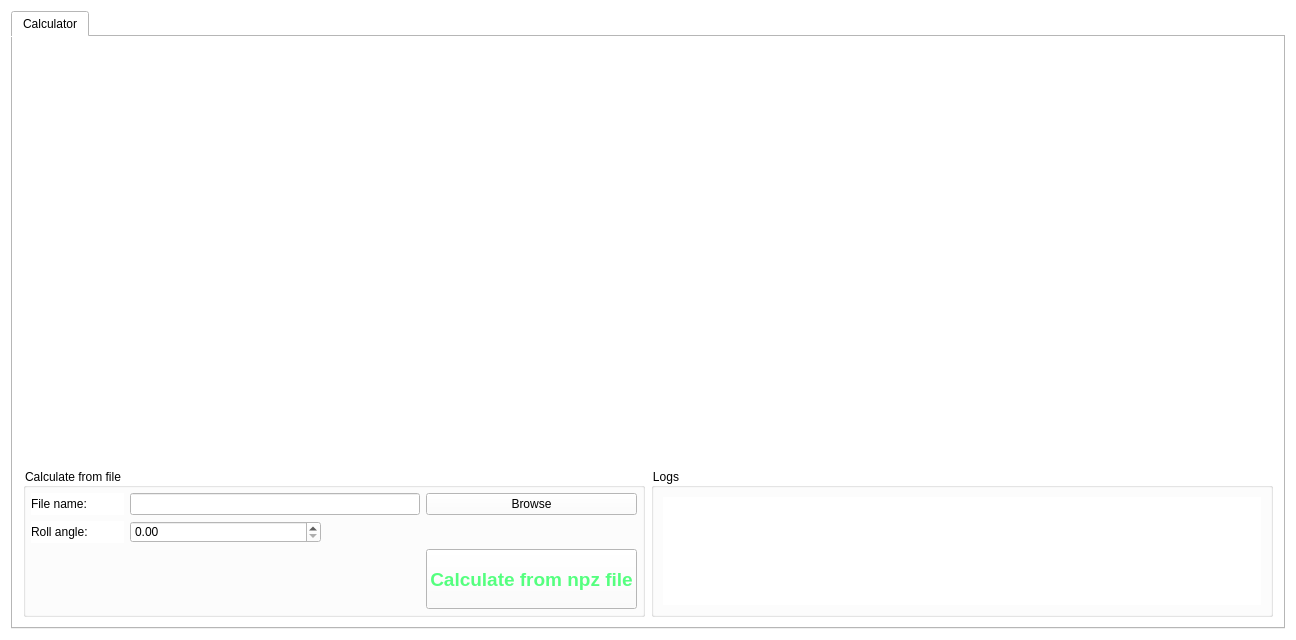
sergey-tomin/pyhirex, file gui/UICalculator.ui: the form before one commit.
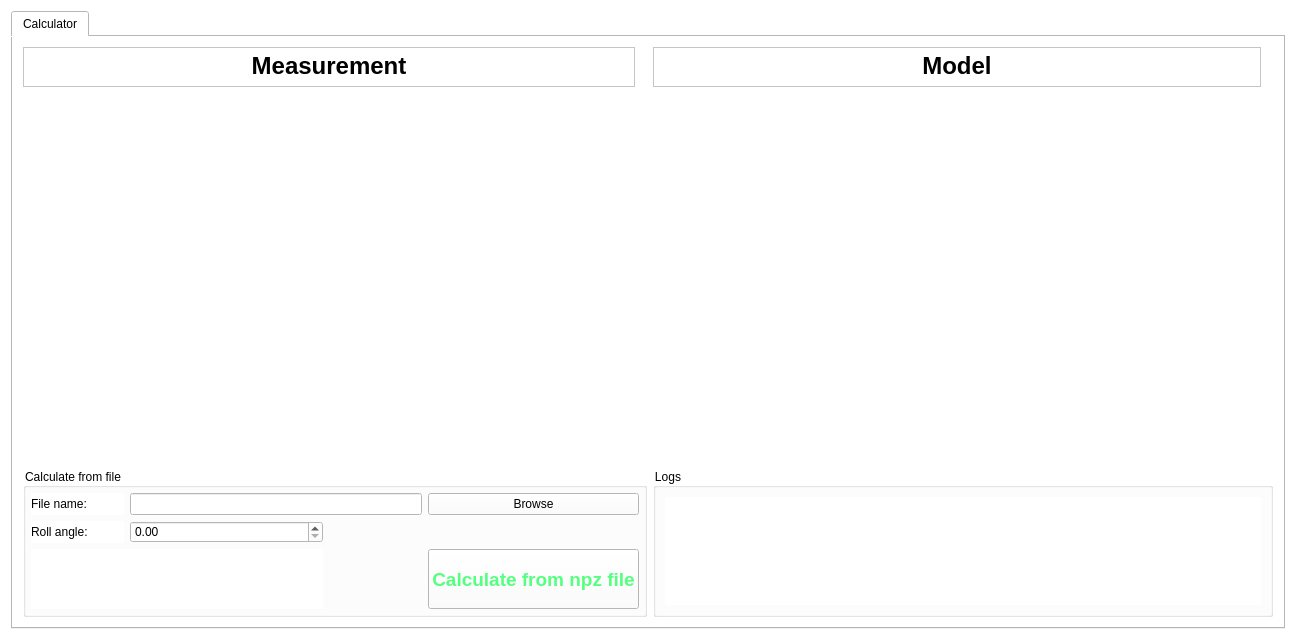
The form after the commit.

Commit message: Update Model visuals

```diff
--- a/gui/UICalculator.ui
+++ b/gui/UICalculator.ui
@@ -51,39 +51,7 @@
        <property name="spacing">
         <number>6</number>
        </property>
-       <item row="0" column="0" colspan="3">
-        <widget class="QWidget" name="widget_calc" native="true">
-         <property name="sizePolicy">
-          <sizepolicy hsizetype="MinimumExpanding" vsizetype="MinimumExpanding">
-           <horstretch>0</horstretch>
-           <verstretch>0</verstretch>
-          </sizepolicy>
-         </property>
-         <property name="minimumSize">
-          <size>
-           <width>300</width>
-           <height>200</height>
-          </size>
-         </property>
-        </widget>
-       </item>
-       <item row="0" column="3" colspan="3">
-        <widget class="QWidget" name="widget_calc_2" native="true">
-         <property name="sizePolicy">
-          <sizepolicy hsizetype="MinimumExpanding" vsizetype="MinimumExpanding">
-           <horstretch>0</horstretch>
-           <verstretch>0</verstretch>
-          </sizepolicy>
-         </property>
-         <property name="minimumSize">
-          <size>
-           <width>300</width>
-           <height>200</height>
-          </size>
-         </property>
-        </widget>
-       </item>
-       <item row="1" column="0" rowspan="2" colspan="3">
+       <item row="2" column="0" rowspan="2" colspan="3">
         <widget class="QGroupBox" name="groupBox_5">
          <property name="sizePolicy">
           <sizepolicy hsizetype="Preferred" vsizetype="Minimum">
@@ -166,7 +134,7 @@
             </property>
            </widget>
           </item>
-          <item row="4" column="1">
+          <item row="4" column="3">
            <spacer name="verticalSpacer">
             <property name="orientation">
              <enum>Qt::Vertical</enum>
@@ -179,10 +147,17 @@
             </property>
            </spacer>
           </item>
+          <item row="4" column="0" colspan="3">
+           <widget class="QLabel" name="status">
+            <property name="text">
+             <string/>
+            </property>
+           </widget>
+          </item>
          </layout>
         </widget>
        </item>
-       <item row="1" column="3" rowspan="2" colspan="3">
+       <item row="2" column="3" rowspan="2" colspan="3">
         <widget class="QGroupBox" name="groupBox_2">
          <property name="title">
           <string>Logs</string>
@@ -216,6 +191,72 @@
          </layout>
         </widget>
        </item>
+       <item row="1" column="3" colspan="3">
+        <widget class="QWidget" name="widget_calc_2" native="true">
+         <property name="sizePolicy">
+          <sizepolicy hsizetype="MinimumExpanding" vsizetype="MinimumExpanding">
+           <horstretch>0</horstretch>
+           <verstretch>0</verstretch>
+          </sizepolicy>
+         </property>
+         <property name="minimumSize">
+          <size>
+           <width>300</width>
+           <height>200</height>
+          </size>
+         </property>
+        </widget>
+       </item>
+       <item row="1" column="0" colspan="3">
+        <widget class="QWidget" name="widget_calc" native="true">
+         <property name="sizePolicy">
+          <sizepolicy hsizetype="MinimumExpanding" vsizetype="MinimumExpanding">
+           <horstretch>0</horstretch>
+           <verstretch>0</verstretch>
+          </sizepolicy>
+         </property>
+         <property name="minimumSize">
+          <size>
+           <width>300</width>
+           <height>200</height>
+          </size>
+         </property>
+        </widget>
+       </item>
+       <item row="0" column="0">
+        <widget class="QTextEdit" name="measured_title">
+         <property name="maximumSize">
+          <size>
+           <width>16777215</width>
+           <height>40</height>
+          </size>
+         </property>
+         <property name="html">
+          <string>&lt;!DOCTYPE HTML PUBLIC &quot;-//W3C//DTD HTML 4.0//EN&quot; &quot;http://www.w3.org/TR/REC-html40/strict.dtd&quot;&gt;
+&lt;html&gt;&lt;head&gt;&lt;meta name=&quot;qrichtext&quot; content=&quot;1&quot; /&gt;&lt;style type=&quot;text/css&quot;&gt;
+p, li { white-space: pre-wrap; }
+&lt;/style&gt;&lt;/head&gt;&lt;body style=&quot; font-family:'.AppleSystemUIFont'; font-size:13pt; font-weight:400; font-style:normal;&quot;&gt;
+&lt;p align=&quot;center&quot; style=&quot; margin-top:0px; margin-bottom:0px; margin-left:0px; margin-right:0px; -qt-block-indent:0; text-indent:0px;&quot;&gt;&lt;span style=&quot; font-size:18pt; font-weight:600;&quot;&gt;Measurement&lt;/span&gt;&lt;/p&gt;&lt;/body&gt;&lt;/html&gt;</string>
+         </property>
+        </widget>
+       </item>
+       <item row="0" column="3">
+        <widget class="QTextEdit" name="model_title">
+         <property name="maximumSize">
+          <size>
+           <width>608</width>
+           <height>40</height>
+          </size>
+         </property>
+         <property name="html">
+          <string>&lt;!DOCTYPE HTML PUBLIC &quot;-//W3C//DTD HTML 4.0//EN&quot; &quot;http://www.w3.org/TR/REC-html40/strict.dtd&quot;&gt;
+&lt;html&gt;&lt;head&gt;&lt;meta name=&quot;qrichtext&quot; content=&quot;1&quot; /&gt;&lt;style type=&quot;text/css&quot;&gt;
+p, li { white-space: pre-wrap; }
+&lt;/style&gt;&lt;/head&gt;&lt;body style=&quot; font-family:'.AppleSystemUIFont'; font-size:13pt; font-weight:400; font-style:normal;&quot;&gt;
+&lt;p align=&quot;center&quot; style=&quot; margin-top:0px; margin-bottom:0px; margin-left:0px; margin-right:0px; -qt-block-indent:0; text-indent:0px;&quot;&gt;&lt;span style=&quot; font-size:18pt; font-weight:600;&quot;&gt;Model&lt;/span&gt;&lt;/p&gt;&lt;/body&gt;&lt;/html&gt;</string>
+         </property>
+        </widget>
+       </item>
       </layout>
      </widget>
     </widget>
```
The commit also changes 2 other files.
